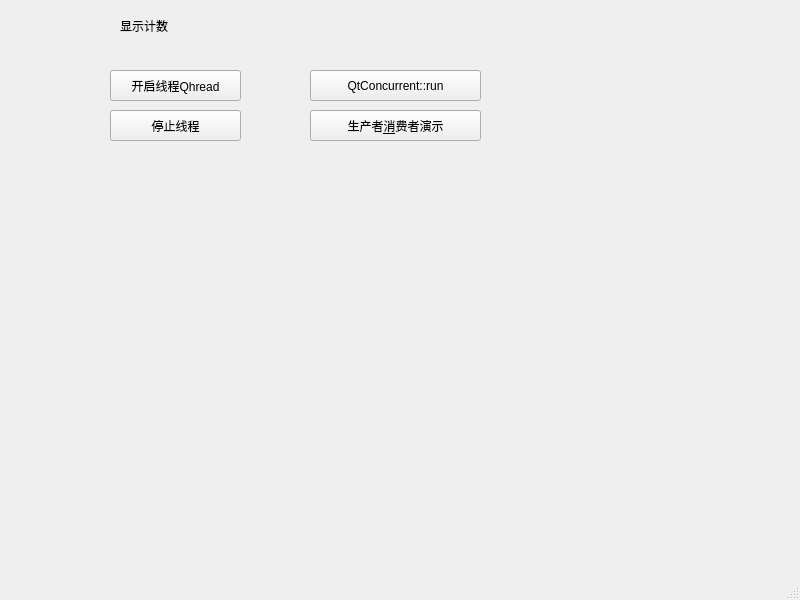
The window that QThreadTest/QThreadTest/mainwindow.ui (ksnowlv/qtdemo) describes before a commit, drawn with Qt 5.
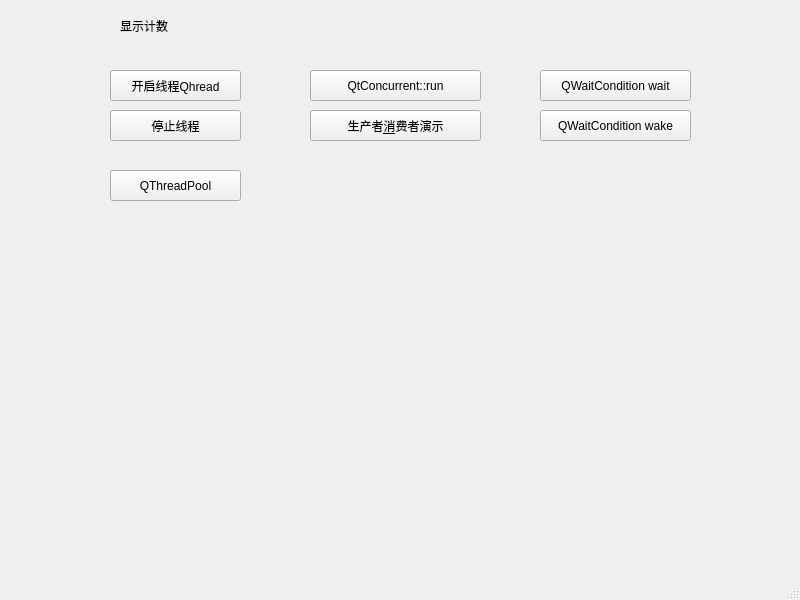
The same window after the commit.

Commit message: QThreadTest:新增关于线程池的使用

What changed in the file:
```diff
--- a/QThreadTest/QThreadTest/mainwindow.ui
+++ b/QThreadTest/QThreadTest/mainwindow.ui
@@ -79,6 +79,45 @@
      <string>生产者&amp;消费者演示</string>
     </property>
    </widget>
+   <widget class="QPushButton" name="pushButton_5">
+    <property name="geometry">
+     <rect>
+      <x>540</x>
+      <y>70</y>
+      <width>151</width>
+      <height>31</height>
+     </rect>
+    </property>
+    <property name="text">
+     <string>QWaitCondition wait</string>
+    </property>
+   </widget>
+   <widget class="QPushButton" name="pushButton_6">
+    <property name="geometry">
+     <rect>
+      <x>540</x>
+      <y>110</y>
+      <width>151</width>
+      <height>31</height>
+     </rect>
+    </property>
+    <property name="text">
+     <string>QWaitCondition wake</string>
+    </property>
+   </widget>
+   <widget class="QPushButton" name="pushButton_7">
+    <property name="geometry">
+     <rect>
+      <x>110</x>
+      <y>170</y>
+      <width>131</width>
+      <height>31</height>
+     </rect>
+    </property>
+    <property name="text">
+     <string>QThreadPool</string>
+    </property>
+   </widget>
   </widget>
   <widget class="QMenuBar" name="menubar">
    <property name="geometry">
```
Left out of the diff: 51 changed lines with no effect on the pictures. The commit also changes 10 other files.
